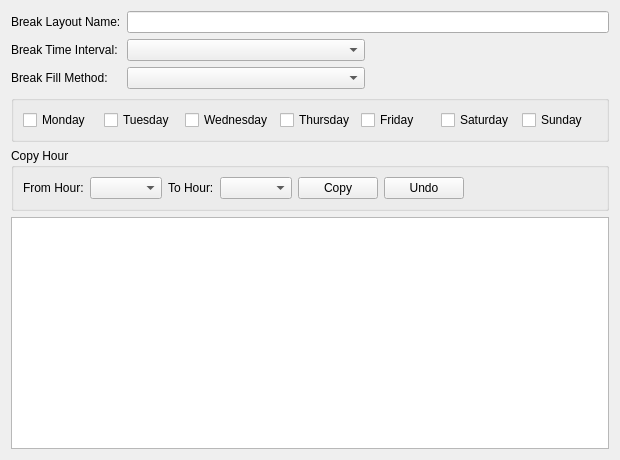
Above: rave/Traffik/breaklayoutform.ui from pgathogo/raven before the change. Below: the same form after it.
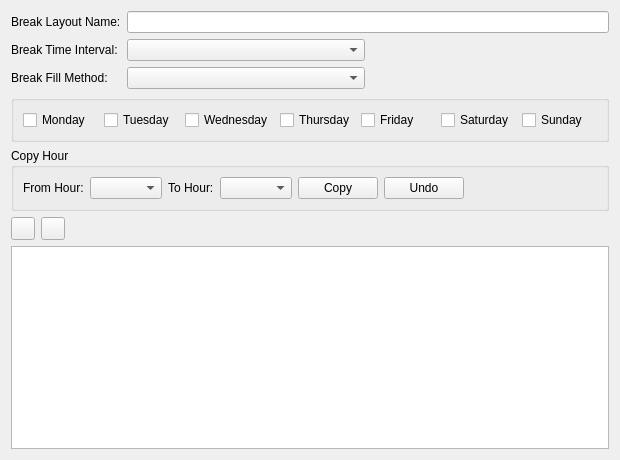
That is the form after the change.

The edit to the form file:
```diff
--- a/rave/Traffik/breaklayoutform.ui
+++ b/rave/Traffik/breaklayoutform.ui
@@ -190,6 +190,37 @@
      </layout>
     </widget>
    </item>
+   <item>
+    <layout class="QHBoxLayout" name="horizontalLayout_2">
+     <item>
+      <widget class="QToolButton" name="tbInsert">
+       <property name="text">
+        <string/>
+       </property>
+      </widget>
+     </item>
+     <item>
+      <widget class="QToolButton" name="tbDelete">
+       <property name="text">
+        <string/>
+       </property>
+      </widget>
+     </item>
+     <item>
+      <spacer name="horizontalSpacer_2">
+       <property name="orientation">
+        <enum>Qt::Horizontal</enum>
+       </property>
+       <property name="sizeHint" stdset="0">
+        <size>
+         <width>40</width>
+         <height>20</height>
+        </size>
+       </property>
+      </spacer>
+     </item>
+    </layout>
+   </item>
    <item>
     <widget class="QTableView" name="tvBreakLayoutLine">
      <property name="selectionMode">
```
